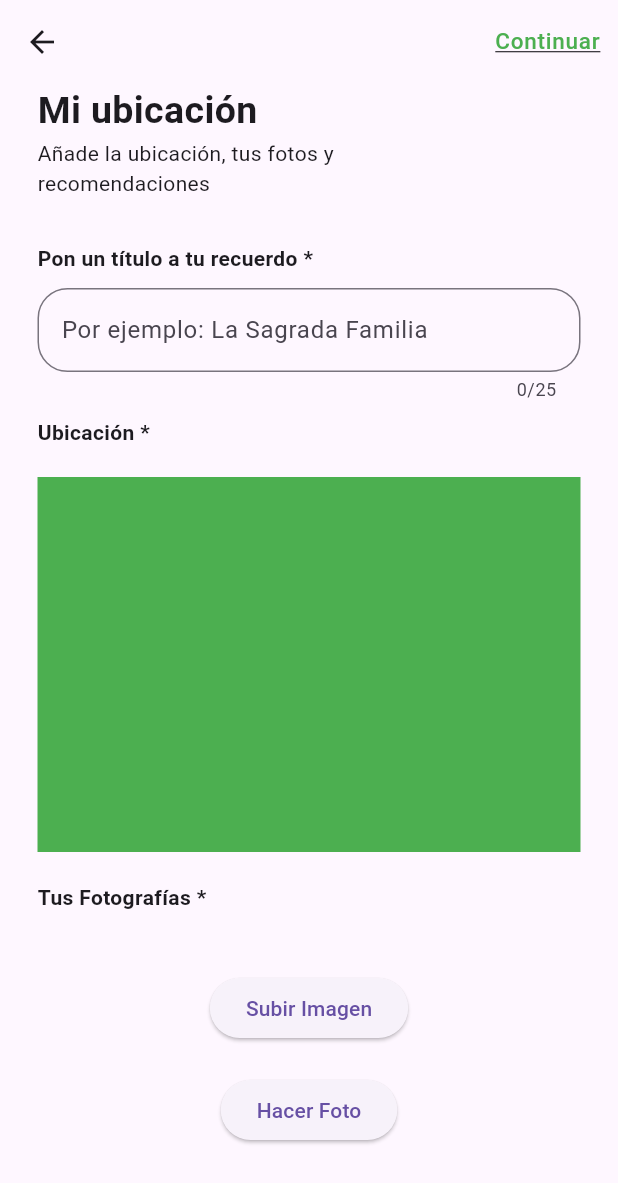
After one commit to LorenzoDalmaau/NomadWorld_Front-end_Flutter, a Flutter app: the CreateLocation screen opened by its route, after a tap on "Subir Imagen", on a phone screen of 412 x 824 dp. The commit adds this screen. Shown: the top 1183 px of the screen. Run offline on Flutter 3.47's test engine with Material 2 defaults, Android fonts, the light colour scheme and no system bars; our stand-ins replace carousel_slider, get, image_picker.

Commit message:
Estructura casi acabada

```diff
--- /dev/null
+++ b/lib/controllers/app_image_picker.dart
@@ -0,0 +1,20 @@
+import 'dart:io';
+
+import 'package:image_picker/image_picker.dart';
+
+class AppImagePicker {
+
+  ImageSource source;
+
+  AppImagePicker({required this.source});
+
+  pick({onPick}) async {
+    final ImagePicker picker = ImagePicker();
+    final image = await picker.pickImage(source: source);
+    if(image != null) {
+      onPick(File(image.path));
+    } else {
+      onPick(null);
+    }
+  }
+}
--- a/lib/ui/screens/CreateLocation/create_location.dart
+++ b/lib/ui/screens/CreateLocation/create_location.dart
@@ -1,6 +1,6 @@
 import 'package:flutter/material.dart';
 import 'package:nomadworld/ui/screens/CreateLocation/widgets/build_subtitle.dart';
-import 'package:nomadworld/ui/screens/CreateLocation/widgets/build_text_fields.dart';
+import 'package:nomadworld/ui/screens/CreateLocation/widgets/build_location.dart';
 import 'package:nomadworld/ui/screens/CreateLocation/widgets/build_title.dart';
 
 class CreateLocation extends StatefulWidget {
@@ -34,7 +34,9 @@ class _CreateLocationState extends State<CreateLocation> {
       ),
 
       //BODY
-      body: Padding(
+      body: ListView(
+        children: [
+          Padding(
             padding: const EdgeInsets.only(left: 25.0, right: 25.0),
             child: Column(
               crossAxisAlignment: CrossAxisAlignment.start,
@@ -44,9 +46,11 @@ class _CreateLocationState extends State<CreateLocation> {
                 // Subtitle
                 BuildSubtitle(),
                 // TextFields
-            const BuildTextFields(),
+                const BuildLocation(),
               ],
             ),
+          ),
+        ],
       ),
     );
   }
--- /dev/null
+++ b/lib/ui/screens/CreateLocation/widgets/build_location.dart
@@ -0,0 +1,146 @@
+import 'dart:io';
+import 'package:flutter/material.dart';
+import 'package:flutter/services.dart';
+import 'package:image_picker/image_picker.dart';
+import 'package:nomadworld/controllers/app_image_picker.dart';
+
+class BuildLocation extends StatelessWidget {
+  const BuildLocation({super.key});
+
+  @override
+  Widget build(BuildContext context) {
+    return Padding(
+      padding: const EdgeInsets.only(top: 30.0),
+      child: Column(
+        children: [
+          const TNameLocation(),
+          const SizedBox(height: 10),
+          BuildingLocationData(),
+        ],
+      ),
+    );
+  }
+}
+
+class TNameLocation extends StatelessWidget {
+  const TNameLocation({super.key});
+
+  @override
+  Widget build(BuildContext context) {
+    return const Align(
+      alignment: AlignmentDirectional.centerStart,
+      child: Text(
+        'Pon un título a tu recuerdo *',
+        style: TextStyle(
+          fontWeight: FontWeight.bold,
+        ),
+      ),
+    );
+  }
+}
+
+class BuildingLocationData extends StatefulWidget {
+  BuildingLocationData({super.key});
+
+  @override
+  State<BuildingLocationData> createState() => _BuildingLocationDataState();
+}
+
+class _BuildingLocationDataState extends State<BuildingLocationData> {
+  // Controllers
+  TextEditingController nameLocationController = TextEditingController();
+
+  File? image;
+
+  pickImage(ImageSource source) {
+    AppImagePicker(source: source)
+        .pick(onPick: (File? image){
+          setState(() {
+            this.image = image;
+          },);
+    },);
+  }
+
+  @override
+  Widget build(BuildContext context) {
+    return Column(
+      children: [
+        // TextField
+        TextField(
+          controller: nameLocationController,
+          maxLines: 1,
+          maxLength: 25,
+          minLines: 1,
+          decoration: InputDecoration(
+            hintText: 'Por ejemplo: La Sagrada Familia',
+            border: OutlineInputBorder(
+              borderRadius: BorderRadius.circular(20.0),
+            ),
+          ),
+        ),
+
+        const SizedBox(height: 10),
+
+        // Title Ubicacion
+        const Align(
+          alignment: AlignmentDirectional.centerStart,
+          child: Text(
+            'Ubicación *',
+            style: TextStyle(
+              fontWeight: FontWeight.bold,
+            ),
+          ),
+        ),
+
+        const SizedBox(height: 20),
+        // Maps
+        Container(
+          color: Colors.green,
+          height: 250,
+          // decoration: BoxDecoration(
+          //   borderRadius: BorderRadius.circular(20),
+          // ),
+        ),
+
+        const SizedBox(height: 20),
+
+        // Tus fotografías
+        const Align(
+          alignment: AlignmentDirectional.centerStart,
+          child: Text(
+            'Tus Fotografías *',
+            style: TextStyle(
+              fontWeight: FontWeight.bold,
+            ),
+          ),
+        ),
+
+        const SizedBox(height: 20),
+
+        Row(
+          mainAxisAlignment: MainAxisAlignment.center,
+          children: [
+            if (image != null)
+              Image.file(image!)
+          ],
+        ),
+
+        const SizedBox(height: 20),
+
+        ElevatedButton(
+          onPressed: () {
+            pickImage(ImageSource.gallery);
+          },
+          child: const Text('Subir Imagen'),
+        ),
+        const SizedBox(height: 20),
+        ElevatedButton(
+          onPressed: () {
+            pickImage(ImageSource.camera);
+          },
+          child: const Text('Hacer Foto'),
+        ),
+      ],
+    );
+  }
+}
--- a/lib/ui/screens/CreateLocation/widgets/build_text_fields.dart
+++ /dev/null
@@ -1,48 +0,0 @@
-import 'package:flutter/material.dart';
-
-class BuildTextFields extends StatelessWidget {
-  TextEditingController nameLocationController = TextEditingController();
-  TextEditingController descriptionLocationController = TextEditingController();
-
-  BuildTextFields({super.key, required this.nameLocationController, required this.descriptionLocationController});
-
-
-
-
-  @override
-  Widget build(BuildContext context) {
-    return const Padding(
-      padding: EdgeInsets.only(top: 30.0),
-      child: Column(
-        children: [
-          LocationName(),
-
-        ],
-      ),
-    );
-  }
-}
-
-
-
-class LocationName extends StatelessWidget {
-  const LocationName({super.key});
-
-  @override
-  Widget build(BuildContext context) {
-    return Column(
-      children: [
-        const Text(
-          'Pon un título a tu recuerdo *',
-          style: TextStyle(
-            fontWeight: FontWeight.bold,
-          ),
-        ),
-        TextField(
-
-        ),
-      ],
-    );
-  }
-
-}
--- a/pubspec.yaml
+++ b/pubspec.yaml
@@ -31,6 +31,10 @@ dependencies:
   http: ^1.1.0
   # SharedPreferences -> Esto es para el manejo de datos en el dispositivo
   shared_preferences: ^2.2.2
+  # ImagePicker -> Para que el usuario pueda subir imagenes de la galería
+  image_picker: ^1.0.4
+  # PermissionHandler -> Permisos en tiempo de ejcución para las imagenes
+  permission_handler: ^11.0.1
 
 
   # The following adds the Cupertino Icons font to your application.
```
Also changed, not shown: pubspec.lock, 6 other files. Lines whose indentation alone changed are shown as unchanged.
